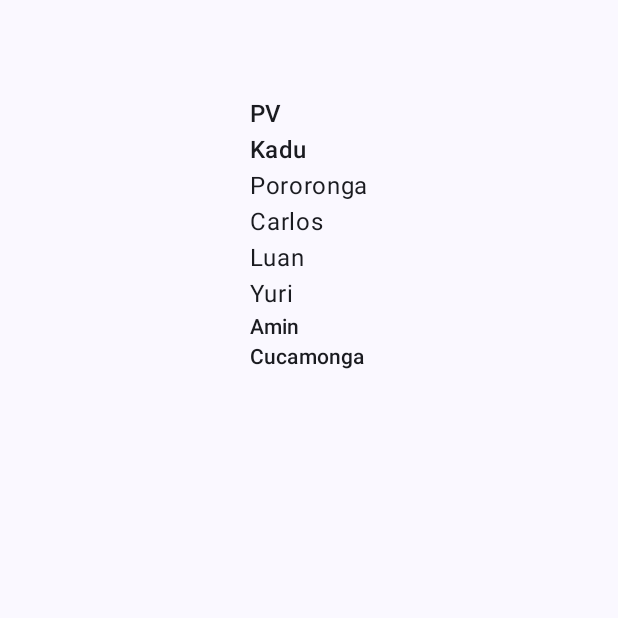
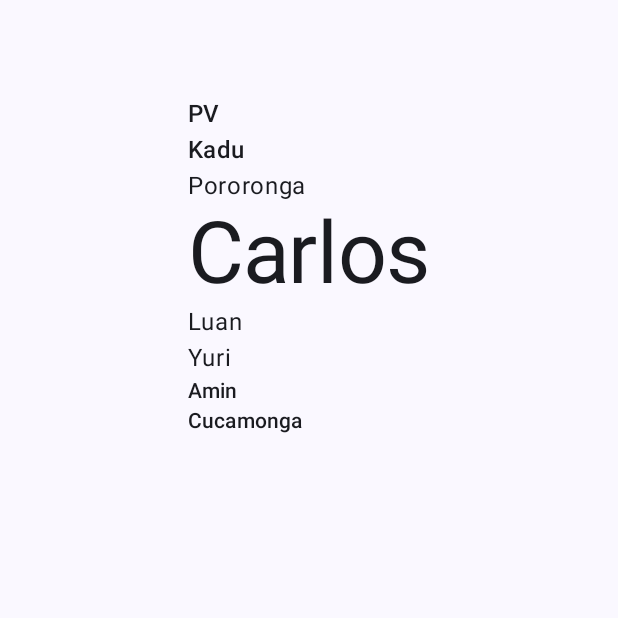
Before and after one commit to KaduCmK/Colabs, an Android app built with Jetpack Compose: the screen it shows after launch (MainActivity), on a phone screen of 412 x 824 dp, the top half of it. Run offline under Robolectric (Android 15) with nearby library versions, the phone set to English and light mode, and no system bars.

Commit message:
Things were done

```diff
--- a/app/src/main/java/com/example/colabs/MainActivity.kt
+++ b/app/src/main/java/com/example/colabs/MainActivity.kt
@@ -46,7 +46,7 @@ fun Greeting(name: String, modifier: Modifier = Modifier) {
             Text(text = "PV", style = MaterialTheme.typography.titleMedium)
             Text(text = "Kadu", style = MaterialTheme.typography.titleMedium)
             Text(text = "Pororonga")
-            Text(text = "Carlos")
+            Text(text = "Carlos", style = MaterialTheme.typography.displayLarge)
             Text(text = "Luan")
             Text(text = "Yuri")
             Text(text = "Amin", style = MaterialTheme.typography.titleSmall)
```
